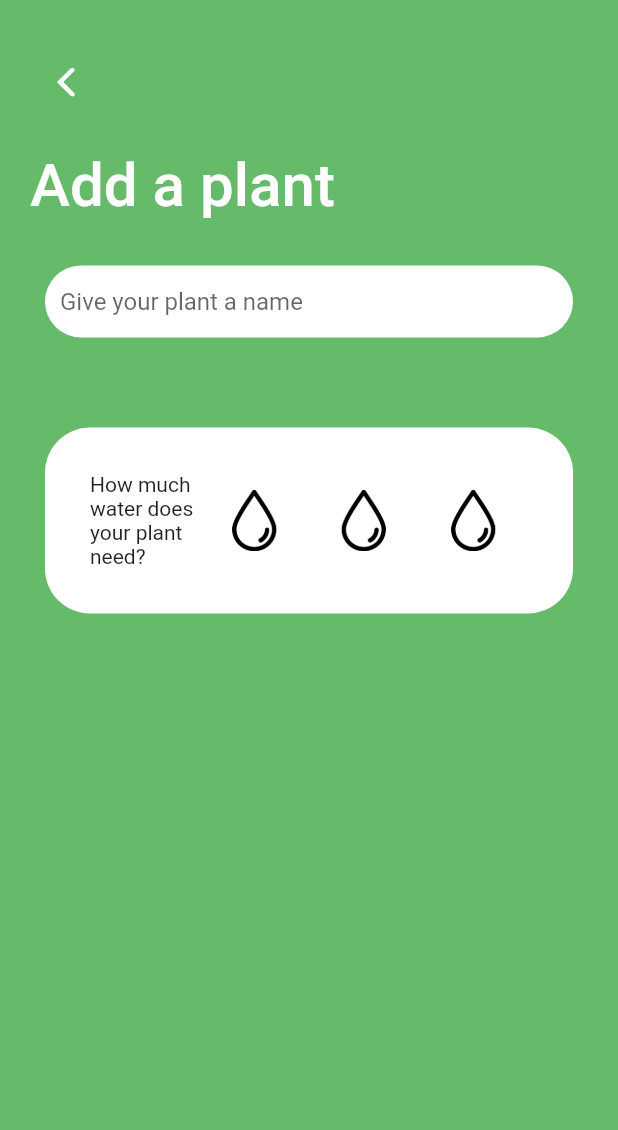
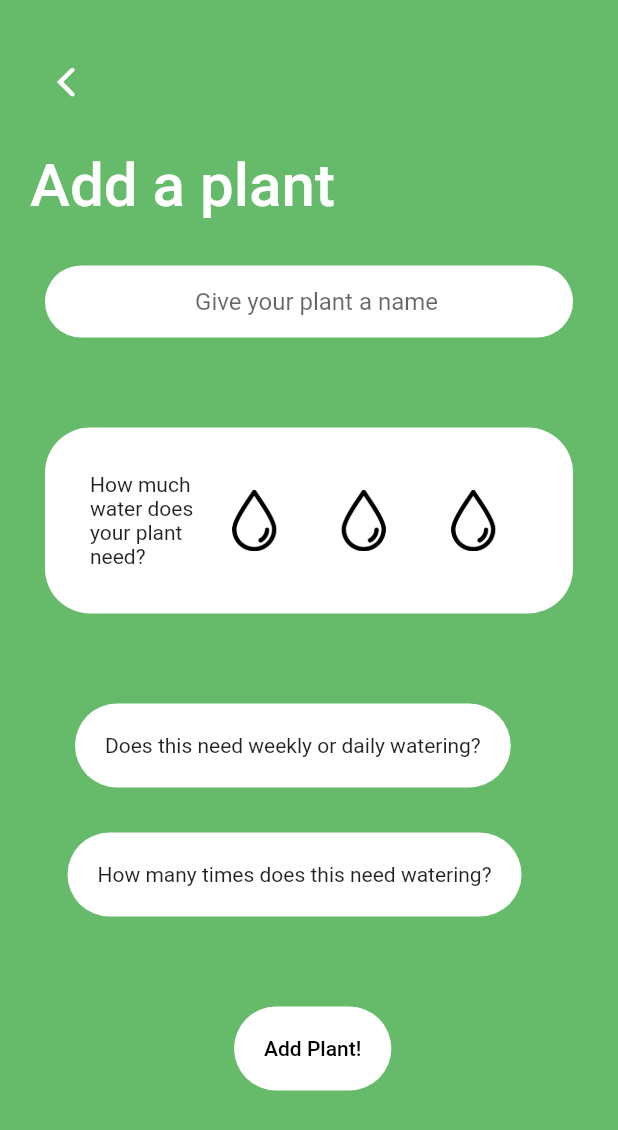
Before and after one commit to connorb573/blume, a Flutter app: the AddPlant screen opened by its route, on a phone screen of 412 x 824 dp. Shown: the top 1130 px of the screen. Run offline on Flutter 3.47's test engine with Material 2 defaults, Android fonts, the phone set to English and light mode, and no system bars; our stand-ins replace flutter_svg.

Commit message:
Finished design of add plant page

```diff
--- a/lib/screens/add_plant.dart
+++ b/lib/screens/add_plant.dart
@@ -40,26 +40,7 @@ class _AddPlantState extends State<AddPlant> {
                   fontSize: 40),
             ),
           ),
-          Padding(
-            padding: EdgeInsets.all(30),
-            child: Container(
-              decoration: BoxDecoration(
-                color: Colors.white,
-                borderRadius: BorderRadius.all(
-                  Radius.circular(30),
-                ),
-              ),
-              child: Padding(
-                padding: EdgeInsets.only(left: 10),
-                child: TextField(
-                  decoration: InputDecoration(
-                    border: InputBorder.none,
-                    hintText: 'Give your plant a name',
-                  ),
-                ),
-              ),
-            ),
-          ),
+          PlantInputField(hintText: 'Give your plant a name'),
           Padding(
             padding: EdgeInsets.all(30),
             child: Container(
@@ -134,8 +115,141 @@ class _AddPlantState extends State<AddPlant> {
               ),
             ),
           ),
+          PlantQuestionBox(
+            text: 'Does this need weekly or daily watering?',
+            padding: EdgeInsets.only(left: 50, top: 30),
+            onPressed: () {
+              showModalBottomSheet(
+                context: context,
+                builder: (BuildContext context) {
+                  return CupertinoPicker(
+                    backgroundColor: Colors.white,
+                    onSelectedItemChanged: (value) {
+                      setState(() {});
+                    },
+                    itemExtent: 32.0,
+                    children: const [
+                      Text('Daily'),
+                      Text('Weekly'),
+                    ],
+                  );
+                },
+              );
+            },
+          ),
+          PlantQuestionBox(
+            text: 'How many times does this need watering?',
+            padding: EdgeInsets.only(left: 45, top: 30),
+            onPressed: () {
+              showModalBottomSheet(
+                context: context,
+                builder: (BuildContext context) {
+                  return CupertinoPicker(
+                    backgroundColor: Colors.white,
+                    onSelectedItemChanged: (value) {
+                      setState(() {});
+                    },
+                    itemExtent: 32.0,
+                    children: const [
+                      Text('1'),
+                      Text('2'),
+                      Text('3'),
+                      Text('4'),
+                    ],
+                  );
+                },
+              );
+            },
+          ),
+          Padding(
+            padding: const EdgeInsets.only(left: 140, top: 60),
+            child: FlatButton(
+              onPressed: () {},
+              child: Container(
+                decoration: BoxDecoration(
+                  color: Colors.white,
+                  borderRadius: BorderRadius.all(
+                    Radius.circular(30),
+                  ),
+                ),
+                child: Padding(
+                  padding: EdgeInsets.all(20.0),
+                  child: Text(
+                    'Add Plant!',
+                    style: TextStyle(color: Colors.black),
+                  ),
+                ),
+              ),
+            ),
+          ),
         ],
       ),
     );
   }
 }
+
+class PlantInputField extends StatelessWidget {
+  final String hintText;
+
+  PlantInputField({this.hintText});
+
+  @override
+  Widget build(BuildContext context) {
+    return Padding(
+      padding: EdgeInsets.all(30),
+      child: Container(
+        decoration: BoxDecoration(
+          color: Colors.white,
+          borderRadius: BorderRadius.all(
+            Radius.circular(30),
+          ),
+        ),
+        child: Padding(
+          padding: EdgeInsets.only(left: 10),
+          child: TextField(
+            textAlign: TextAlign.center,
+            decoration: InputDecoration(
+              border: InputBorder.none,
+              hintText: hintText,
+            ),
+          ),
+        ),
+      ),
+    );
+  }
+}
+
+class PlantQuestionBox extends StatelessWidget {
+  final String text;
+  final EdgeInsets padding;
+  final Function onPressed;
+
+  PlantQuestionBox({this.text, this.padding, this.onPressed});
+
+  @override
+  Widget build(BuildContext context) {
+    return Padding(
+      padding: padding,
+      child: Container(
+        decoration: BoxDecoration(
+          color: Colors.white,
+          borderRadius: BorderRadius.all(
+            Radius.circular(30),
+          ),
+        ),
+        child: Expanded(
+          child: GestureDetector(
+            onTap: onPressed,
+            child: Padding(
+              padding: EdgeInsets.all(20.0),
+              child: Text(
+                text,
+                textAlign: TextAlign.center,
+              ),
+            ),
+          ),
+        ),
+      ),
+    );
+  }
+}
```
